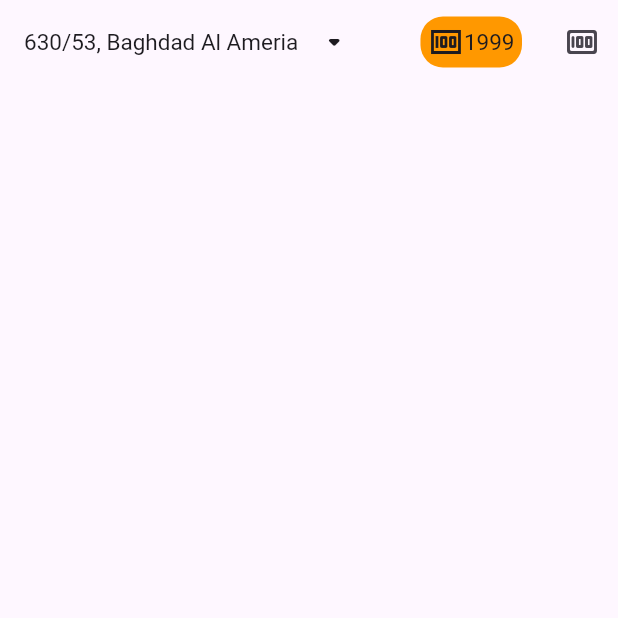
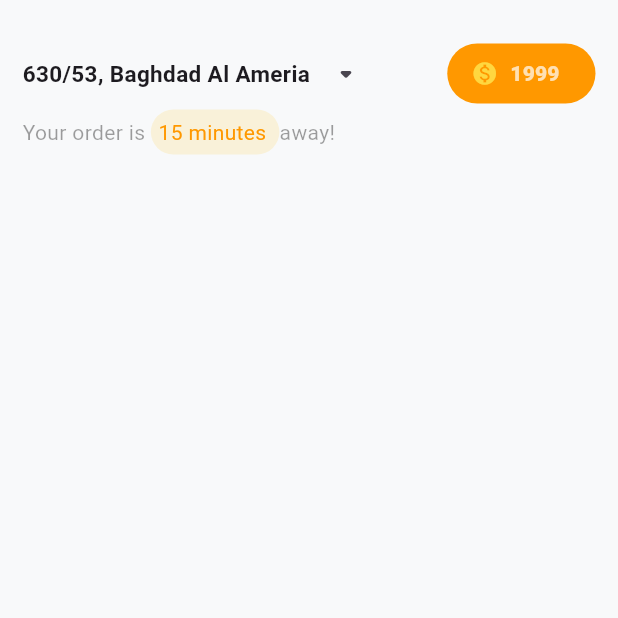
Before and after one commit to BugZilla27/BiteApp, a Flutter app: the screen it shows after launch, on a phone screen of 412 x 824 dp, the top half of it. Run offline on Flutter 3.47's test engine with Material 3 defaults, Android fonts, the phone set to English and light mode, and no system bars; our stand-ins replace google_fonts; Roboto replaces fonts that are missing (Ubuntu).

Commit message:
Main screen header creation

```diff
--- a/lib/HomeScreen.dart
+++ /dev/null
@@ -1,45 +0,0 @@
-import 'package:flutter/material.dart';
-import 'package:google_fonts/google_fonts.dart';
-
-class Homescreen extends StatelessWidget {
-  const Homescreen({super.key});
-
-  @override
-  Widget build(BuildContext context) {
-    return Scaffold(
-      backgroundColor: const Color.fromARGB(179, 214, 214, 214),
-      appBar: AppBar(
-        title: Row(
-          children: [
-            Text(
-              '630/53, Baghdad Al Ameria',
-              style: GoogleFonts.ubuntu(fontSize: 15),
-            ),
-            IconButton(
-              onPressed: () {},
-              icon: Icon(Icons.arrow_drop_down_rounded),
-            ),
-            Spacer(),
-            Container(
-              decoration: BoxDecoration(
-                color: Colors.orange,
-                borderRadius: BorderRadius.circular(15),
-              ),
-              padding: const EdgeInsets.all(5),
-              child: Row(
-                children: [
-                  Icon(Icons.money),
-                  Text('1999', style: GoogleFonts.ubuntu(fontSize: 15)),
-                ],
-              ),
-            ),
-          ],
-        ),
-        actions: [
-          IconButton(onPressed: (){}, icon: Icon(Icons.money_rounded),)
-        ],
-      ),
-      body: Scaffold(),
-    );
-  }
-}
--- /dev/null
+++ b/lib/home_screen.dart
@@ -0,0 +1,146 @@
+import 'package:flutter/material.dart';
+import 'package:google_fonts/google_fonts.dart';
+
+class Homescreen extends StatelessWidget {
+  const Homescreen({super.key});
+
+  @override
+  Widget build(BuildContext context) {
+    return Scaffold(
+      backgroundColor: Color(0xfff8f9fa),
+      // appBar: AppBar(
+      //   title: Column(
+      //     children: [
+      //       Row(
+      //         children: [
+      //           Text(
+      //             '630/53, Baghdad Al Ameria',
+      //             style: GoogleFonts.ubuntu(
+      //               fontSize: 15,
+      //               fontWeight: FontWeight.w400,
+      //             ),
+      //           ),
+      //           IconButton(
+      //             onPressed: () {},
+      //             icon: Icon(Icons.arrow_drop_down_rounded),
+      //           ),
+      //           Spacer(),
+      //           // Container(
+      //           //   decoration: BoxDecoration(
+      //           //     color: Colors.orange,
+      //           //     borderRadius: BorderRadius.circular(15),
+      //           //   ),
+      //           //   padding: const EdgeInsets.all(5),
+      //           //   child: Row(
+      //           //     children: [
+      //           //       Icon(Icons.money),
+      //           //       Text('1999', style: GoogleFonts.ubuntu(fontSize: 15)),
+      //           //     ],
+      //           //   ),
+      //           // ),
+      //         ],
+      //       ),
+      //       Text(
+      //         'Your order is 15 minutes away!',
+      //         style: TextStyle(color: Colors.black),
+      //       ),
+      //     ],
+      //   ),
+      //   actions: [
+      //     OutlinedButton.icon(
+      //       onPressed: () {},
+      //       style: OutlinedButton.styleFrom(
+      //         backgroundColor: Colors.orange,
+      //         side: BorderSide.none,
+      //       ),
+      //       icon: Icon(Icons.monetization_on, color: Colors.amberAccent),
+      //       label: Text(
+      //         '1999',
+      //         style: GoogleFonts.ubuntu(
+      //           color: Colors.white70,
+      //           fontWeight: FontWeight.w900,
+      //         ),
+      //       ),
+      //     ),
+      //   ],
+      // ),
+      body: Container(
+        alignment: Alignment.center,
+        // decoration: BoxDecoration(color: Colors.amberAccent),
+        margin: EdgeInsetsDirectional.only(top: 25, start: 15, end: 15),
+        child: Column(
+          crossAxisAlignment: CrossAxisAlignment.start,
+          children: [
+            Row(
+              children: [
+                Expanded(
+                  flex: 2,
+                  child: Row(
+                    children: [
+                      Text(
+                        '630/53, Baghdad Al Ameria',
+                        style: GoogleFonts.ubuntu(
+                          fontSize: 15,
+                          fontWeight: FontWeight.bold,
+                        ),
+                      ),
+                      IconButton(
+                        onPressed: () {},
+                        icon: Icon(Icons.arrow_drop_down_rounded),
+                      ),
+                    ],
+                  ),
+                ),
+                // Container(
+                //   decoration: BoxDecoration(
+                //     color: Colors.orange,
+                //     borderRadius: BorderRadius.circular(15),
+                //   ),
+                //   padding: const EdgeInsets.all(5),
+                //   child: Row(
+                //     children: [
+                //       Icon(Icons.money),
+                //       Text('1999', style: GoogleFonts.ubuntu(fontSize: 15)),
+                //     ],
+                //   ),
+                // ),
+                OutlinedButton.icon(
+                  onPressed: () {},
+                  style: OutlinedButton.styleFrom(
+                    backgroundColor: Colors.orange,
+                    side: BorderSide.none,
+                  ),
+                  icon: Icon(Icons.monetization_on, color: Colors.amberAccent),
+                  label: Text(
+                    '1999',
+                    style: GoogleFonts.ubuntu(
+                      color: Colors.white70,
+                      fontWeight: FontWeight.w900,
+                    ),
+                  ),
+                ),
+              ],
+            ),
+            Row(
+              children: [
+                Text('Your order is ', style: TextStyle(color: Colors.black38)),
+                Container(
+                  padding: EdgeInsets.all(5),
+                  decoration: BoxDecoration(
+                    borderRadius: BorderRadius.circular(15),
+                    color: Color.fromARGB(35, 255, 193, 7),
+                  ),
+                  child: Text(
+                    '15 minutes ',
+                    style: TextStyle(color: Colors.orange),
+                  ),
+                ),
+                Text('away!', style: TextStyle(color: Colors.black38)),
+              ],
+            ),
+          ],
+        ),
+      ),
+    );
+  }
+}
--- a/lib/main.dart
+++ b/lib/main.dart
@@ -1,4 +1,4 @@
-import 'package:bite_delivery/HomeScreen.dart';
+import 'package:bite_delivery/home_screen.dart';
 import 'package:flutter/material.dart';
 
 void main() {
```
Also changed, not shown: 1 other file.
